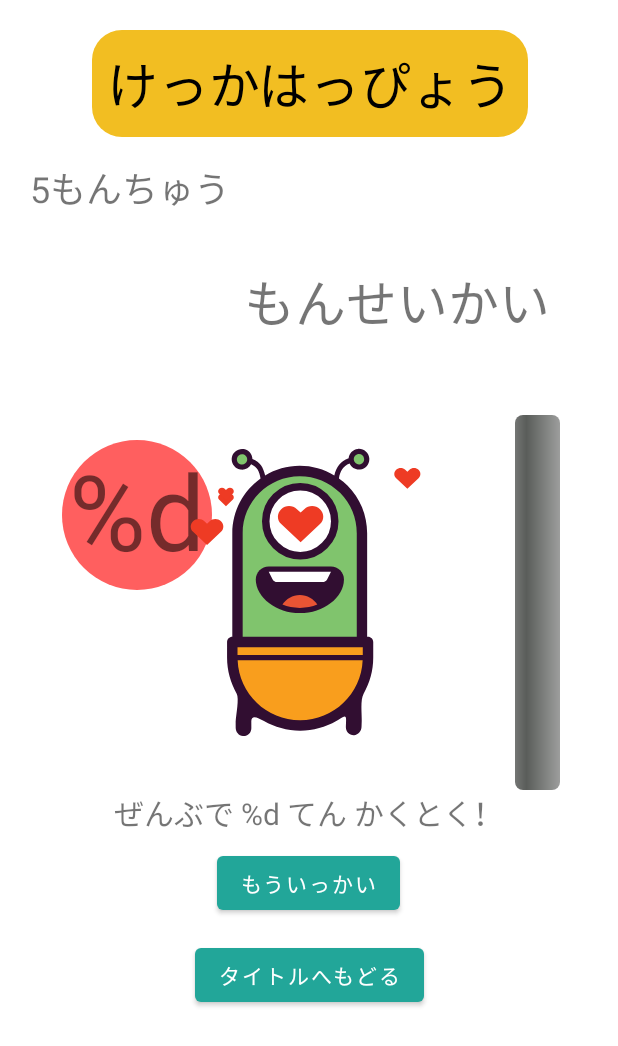
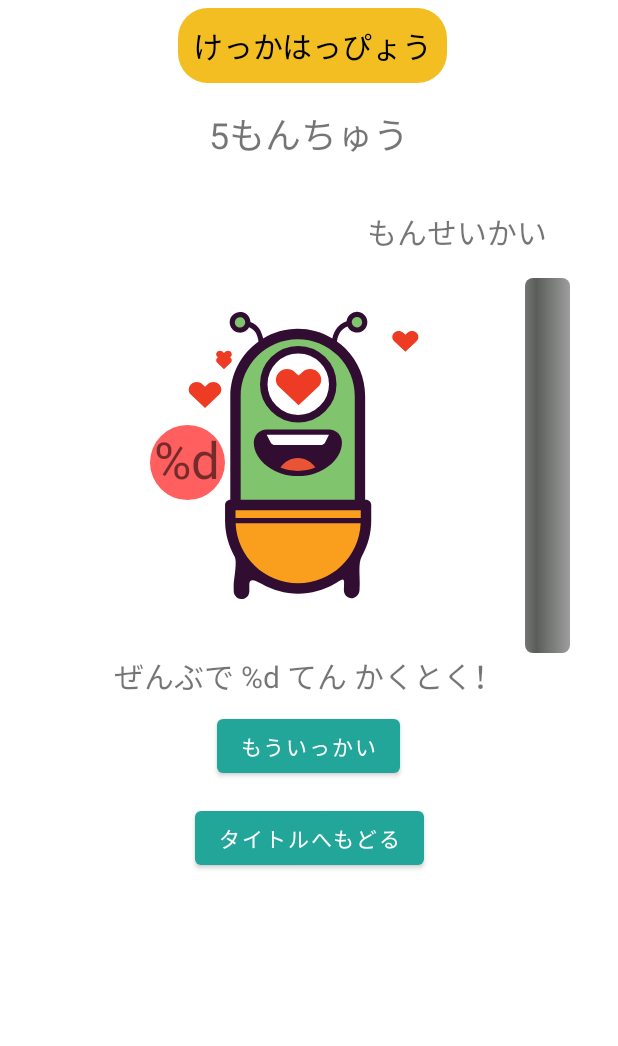
Before and after one commit to otaruit/AlphabetQuiz2, an Android app: the layout activity_result.xml on its own in the app's theme, with its tools: preview values and no code run, on a phone screen of 412 x 824 dp. Shown: the top 1046 px of the screen. Run offline under Robolectric (Android 15) with nearby library versions, the phone set to English and light mode, and no system bars.

Commit message:
色々追加

```diff
--- a/app/src/main/java/com/android/example/myapplication/ResultActivity.kt
+++ b/app/src/main/java/com/android/example/myapplication/ResultActivity.kt
@@ -2,11 +2,9 @@ package com.android.example.myapplication
 
 import android.content.Intent
 import android.os.Bundle
-import android.view.animation.Transformation
 import android.widget.ProgressBar
 import androidx.appcompat.app.AppCompatActivity
 import com.android.example.myapplication.databinding.ActivityResultBinding
-import com.google.android.material.color.utilities.Score
 
 
 class ResultActivity : AppCompatActivity() {
@@ -50,7 +48,7 @@ class ResultActivity : AppCompatActivity() {
         bar.max = 50
 
         val anim = ProgressBarAnimation(bar, (totalScore - score).toFloat(), totalScore.toFloat())
-        anim.duration = 2000
+        anim.duration = 1000
         bar.startAnimation(anim)
 
 
--- a/app/src/main/res/layout/activity_result.xml
+++ b/app/src/main/res/layout/activity_result.xml
@@ -8,7 +8,7 @@
     android:layout_height="match_parent"
     android:gravity="center"
     android:orientation="vertical"
-    android:padding="20dp"
+    android:padding="5dp"
     tools:context=".ResultActivity">
 
 
@@ -20,7 +20,7 @@
         android:padding="10dp"
         android:text="@string/result_title"
         android:textColor="@color/black"
-        android:textSize="34sp"
+        android:textSize="20sp"
         app:layout_constraintEnd_toEndOf="parent"
         app:layout_constraintHorizontal_bias="0.51"
         app:layout_constraintStart_toStartOf="parent"
@@ -35,6 +35,7 @@
         android:gravity="center_horizontal"
         android:text="@string/five_question"
         android:textSize="24sp"
+        app:layout_constraintEnd_toEndOf="parent"
         app:layout_constraintStart_toStartOf="parent"
         app:layout_constraintTop_toBottomOf="@+id/textView" />
 
@@ -42,15 +43,15 @@
         android:id="@+id/resultLabel"
         android:layout_width="wrap_content"
         android:layout_height="wrap_content"
-        android:layout_marginTop="150dp"
-        android:width="100dp"
-        android:height="100dp"
+        android:layout_marginTop="176dp"
+        android:width="50dp"
+        android:height="50dp"
         android:background="@drawable/question_num_btn_bg"
         android:backgroundTint="#FF5F5F"
         android:text="@string/result_score"
         android:textAlignment="center"
         android:textAllCaps="false"
-        android:textSize="70sp"
+        android:textSize="34sp"
         app:layout_constraintEnd_toStartOf="@+id/num_answer_str"
         app:layout_constraintStart_toStartOf="parent"
         app:layout_constraintTop_toBottomOf="@+id/resultLabel2" />
@@ -62,7 +63,7 @@
         android:layout_marginTop="32dp"
         android:layout_weight="1"
         android:text="@string/str_correct_q_num"
-        android:textSize="34sp"
+        android:textSize="20sp"
         app:layout_constraintEnd_toEndOf="parent"
         app:layout_constraintHorizontal_bias="0.85"
         app:layout_constraintStart_toStartOf="parent"
@@ -72,7 +73,7 @@
         android:id="@+id/lottie_result_anime"
         android:layout_width="250dp"
         android:layout_height="250dp"
-        android:layout_marginTop="50dp"
+        android:layout_marginTop="16dp"
         android:elevation="5dp"
         app:layout_constraintEnd_toEndOf="parent"
         app:layout_constraintHorizontal_bias="0.45"
@@ -109,7 +110,7 @@
         style="?android:attr/progressBarStyleHorizontal"
         android:layout_width="30dp"
         android:layout_height="250dp"
-        android:layout_marginTop="50dp"
+        android:layout_marginTop="16dp"
         android:progressDrawable="@drawable/progressbar"
         app:layout_constraintEnd_toEndOf="parent"
         app:layout_constraintStart_toEndOf="@+id/lottie_result_anime"
```
Also changed, not shown: app/src/main/assets/quiz_data.txt (+26 -1 lines), app/src/main/java/com/android/example/myapplication/MainActivity.kt (+27 -11 lines), app/src/main/res/layout/activity_main.xml (+16 -15 lines), app/src/main/res/values/strings.xml (+3 -5 lines).
